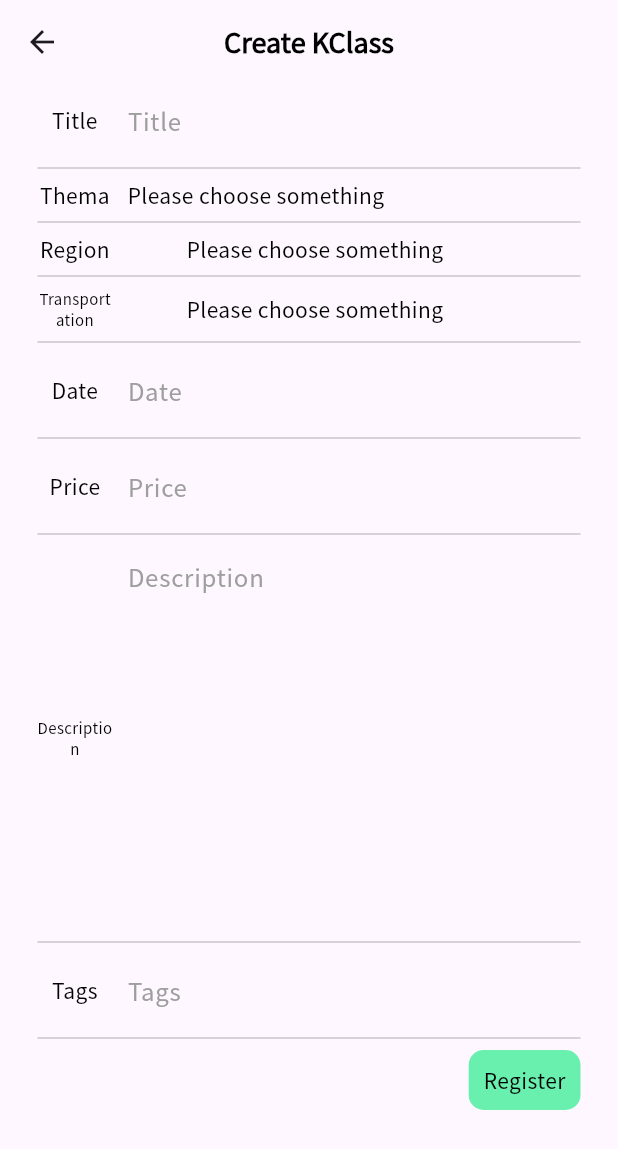
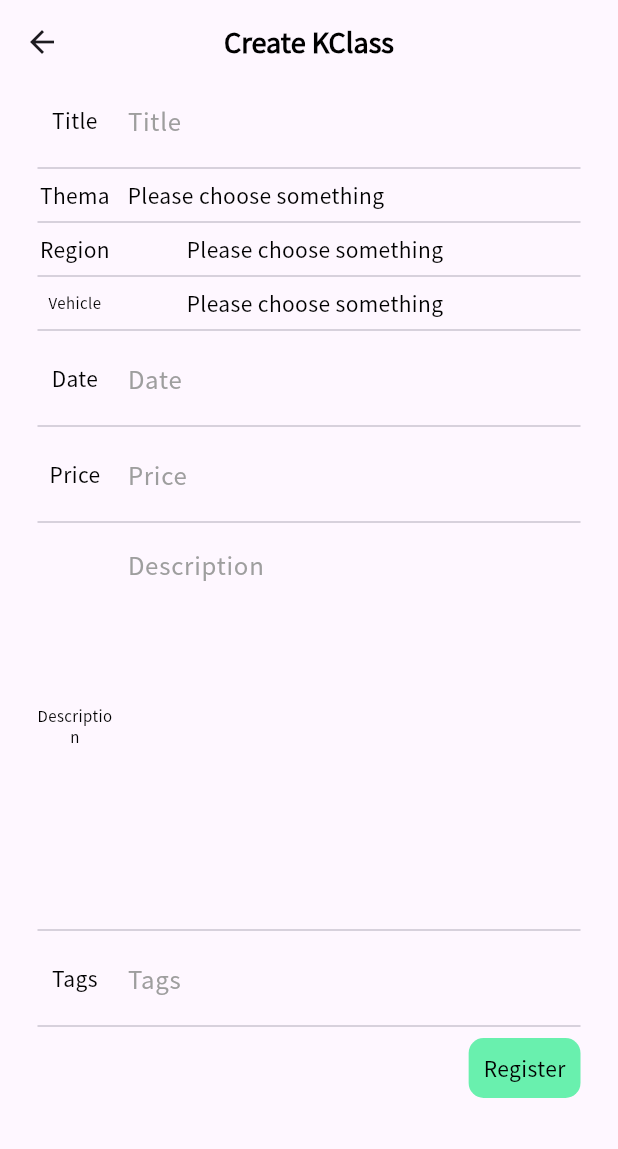
Before and after one commit to kindkmj/hackathon_tour_list, a Flutter app: the CreateClassPage screen opened directly, on a phone screen of 412 x 824 dp. Shown: the top 1149 px of the screen. Run offline on Flutter 3.47's test engine with Material 2 defaults, Android fonts, the phone set to English and light mode, and no system bars; our stand-ins replace bloc, firebase_analytics, firebase_auth, firebase_core, flutter_bloc, flutter_secure_storage and 5 more; missing offline and left inert: kpostal; accounts and stored records are empty.

Commit message:
언어 변경

```diff
--- a/lib/l10n/app_localization.dart
+++ b/lib/l10n/app_localization.dart
@@ -145,10 +145,10 @@ class AppLocalization {
     );
   }
 
-  String get transportation {
+  String get vehicle {
     return Intl.message(
-      'transportation',
-      name: 'transportation',
+      'vehicle',
+      name: 'vehicle',
     );
   }
 
--- a/lib/l10n/messages_en.dart
+++ b/lib/l10n/messages_en.dart
@@ -32,8 +32,8 @@ class MessageLookup extends MessageLookupByLibrary {
         'title': MessageLookupByLibrary.simpleMessage('Title'),
         'thema': MessageLookupByLibrary.simpleMessage('Thema'),
         'region': MessageLookupByLibrary.simpleMessage('Region'),
-        'transportation':
-            MessageLookupByLibrary.simpleMessage('Transportation'),
+        'vehicle':
+            MessageLookupByLibrary.simpleMessage('Vehicle'),
         'date': MessageLookupByLibrary.simpleMessage('Date'),
         'price': MessageLookupByLibrary.simpleMessage('Price'),
         'people': MessageLookupByLibrary.simpleMessage('People'),
--- a/lib/l10n/messages_ko.dart
+++ b/lib/l10n/messages_ko.dart
@@ -33,7 +33,7 @@ class MessageLookup extends MessageLookupByLibrary {
         'title': MessageLookupByLibrary.simpleMessage('제목'),
         'thema': MessageLookupByLibrary.simpleMessage('테마'),
         'region': MessageLookupByLibrary.simpleMessage('지역'),
-        'transportation': MessageLookupByLibrary.simpleMessage('이동 수단'),
+        'vehicle': MessageLookupByLibrary.simpleMessage('이동 수단'),
         'date': MessageLookupByLibrary.simpleMessage('날짜'),
         'price': MessageLookupByLibrary.simpleMessage('가격'),
         'people': MessageLookupByLibrary.simpleMessage('인원'),
--- a/lib/screen/create/create_class_page.dart
+++ b/lib/screen/create/create_class_page.dart
@@ -162,7 +162,7 @@ class _CreateClassPageState extends State<CreateClassPage> {
                     SizedBox(
                       width: 50,
                       child: TextWidget(
-                        title: AppLocalization.of(context).transportation,
+                        title: AppLocalization.of(context).vehicle,
                         fontSize: 10,
                       ),
                     ),
@@ -499,7 +499,7 @@ class _CreateClassPageState extends State<CreateClassPage> {
               mainAxisSize: MainAxisSize.min,
               children: [
                 TextWidget(
-                  title: AppLocalization.of(context).transportation,
+                  title: AppLocalization.of(context).vehicle,
                   fontWeight: FontWeight.bold,
                   fontSize: 30,
                 ),
```
